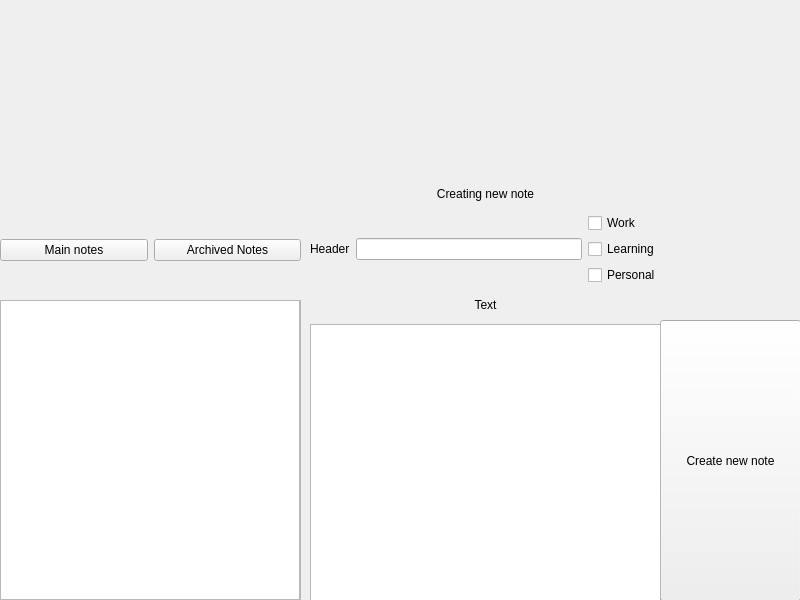
fivard/Laboratory-works-sem1-2020-2021-academic-year, file lab2/mainwindow.ui: the form before one commit.
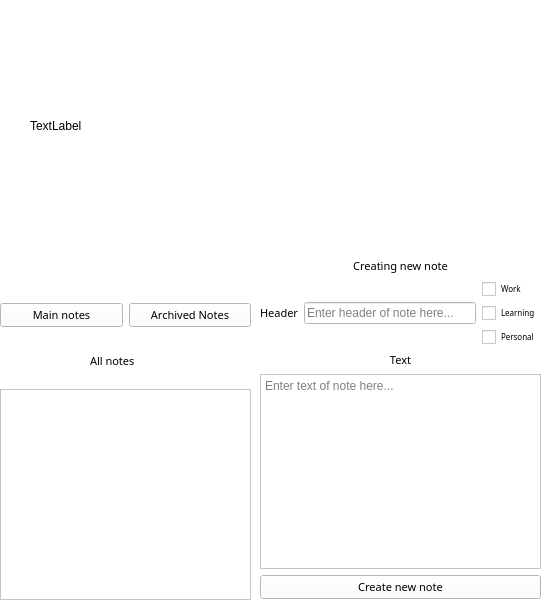
The form after the commit.

Commit message: [ DONE ] added some style, gif

Diff of the .ui file:
```diff
--- a/lab2/mainwindow.ui
+++ b/lab2/mainwindow.ui
@@ -6,34 +6,37 @@
    <rect>
     <x>0</x>
     <y>0</y>
-    <width>800</width>
+    <width>549</width>
     <height>600</height>
    </rect>
   </property>
+  <property name="minimumSize">
+   <size>
+    <width>549</width>
+    <height>600</height>
+   </size>
+  </property>
+  <property name="maximumSize">
+   <size>
+    <width>549</width>
+    <height>600</height>
+   </size>
+  </property>
   <property name="windowTitle">
    <string>MainWindow</string>
   </property>
+  <property name="styleSheet">
+   <string notr="true">
+background-color: rgb(255, 255, 255);</string>
+  </property>
   <widget class="QWidget" name="centralwidget">
-   <widget class="QPushButton" name="pushButton">
-    <property name="geometry">
-     <rect>
-      <x>660</x>
-      <y>320</y>
-      <width>141</width>
-      <height>281</height>
-     </rect>
-    </property>
-    <property name="text">
-     <string>Create new note</string>
-    </property>
-   </widget>
    <widget class="QWidget" name="verticalLayoutWidget_3">
     <property name="geometry">
      <rect>
-      <x>310</x>
-      <y>180</y>
-      <width>351</width>
-      <height>444</height>
+      <x>260</x>
+      <y>258</y>
+      <width>281</width>
+      <height>341</height>
      </rect>
     </property>
     <layout class="QVBoxLayout" name="verticalLayout_3">
@@ -44,6 +47,12 @@
        </item>
        <item>
         <widget class="QLabel" name="label_3">
+         <property name="font">
+          <font>
+           <family>Perpetua Titling MT</family>
+           <pointsize>8</pointsize>
+          </font>
+         </property>
          <property name="text">
           <string>Creating new note</string>
          </property>
@@ -56,18 +65,34 @@
         <layout class="QHBoxLayout" name="horizontalLayout">
          <item>
           <widget class="QLabel" name="label_2">
+           <property name="font">
+            <font>
+             <family>Perpetua Titling MT</family>
+             <pointsize>8</pointsize>
+            </font>
+           </property>
            <property name="text">
             <string>Header</string>
            </property>
           </widget>
          </item>
          <item>
-          <widget class="QLineEdit" name="newHeader"/>
+          <widget class="QLineEdit" name="newHeader">
+           <property name="placeholderText">
+            <string>Enter header of note here...</string>
+           </property>
+          </widget>
          </item>
          <item>
           <layout class="QVBoxLayout" name="verticalLayout_2">
            <item>
             <widget class="QCheckBox" name="work">
+             <property name="font">
+              <font>
+               <family>Perpetua Titling MT</family>
+               <pointsize>6</pointsize>
+              </font>
+             </property>
              <property name="text">
               <string>Work</string>
              </property>
@@ -75,6 +100,12 @@
            </item>
            <item>
             <widget class="QCheckBox" name="learning">
+             <property name="font">
+              <font>
+               <family>Perpetua Titling MT</family>
+               <pointsize>6</pointsize>
+              </font>
+             </property>
              <property name="text">
               <string>Learning</string>
              </property>
@@ -82,6 +113,12 @@
            </item>
            <item>
             <widget class="QCheckBox" name="personal">
+             <property name="font">
+              <font>
+               <family>Perpetua Titling MT</family>
+               <pointsize>6</pointsize>
+              </font>
+             </property>
              <property name="text">
               <string>Personal</string>
              </property>
@@ -93,6 +130,12 @@
        </item>
        <item>
         <widget class="QLabel" name="label">
+         <property name="font">
+          <font>
+           <family>Perpetua Titling MT</family>
+           <pointsize>8</pointsize>
+          </font>
+         </property>
          <property name="frameShape">
           <enum>QFrame::NoFrame</enum>
          </property>
@@ -115,7 +158,7 @@
          <property name="minimumSize">
           <size>
            <width>0</width>
-           <height>300</height>
+           <height>0</height>
           </size>
          </property>
          <property name="maximumSize">
@@ -124,6 +167,28 @@
            <height>300</height>
           </size>
          </property>
+         <property name="styleSheet">
+          <string notr="true"/>
+         </property>
+         <property name="placeholderText">
+          <string>Enter text of note here...</string>
+         </property>
+        </widget>
+       </item>
+       <item>
+        <widget class="QPushButton" name="pushButton">
+         <property name="font">
+          <font>
+           <family>Perpetua Titling MT</family>
+           <pointsize>8</pointsize>
+          </font>
+         </property>
+         <property name="styleSheet">
+          <string notr="true"/>
+         </property>
+         <property name="text">
+          <string>Create new note</string>
+         </property>
         </widget>
        </item>
       </layout>
@@ -134,41 +199,261 @@
     <property name="geometry">
      <rect>
       <x>0</x>
-      <y>300</y>
-      <width>301</width>
-      <height>300</height>
+      <y>389</y>
+      <width>251</width>
+      <height>211</height>
      </rect>
     </property>
+    <property name="palette">
+     <palette>
+      <active>
+       <colorrole role="Button">
+        <brush brushstyle="SolidPattern">
+         <color alpha="255">
+          <red>85</red>
+          <green>170</green>
+          <blue>255</blue>
+         </color>
+        </brush>
+       </colorrole>
+       <colorrole role="Base">
+        <brush brushstyle="SolidPattern">
+         <color alpha="255">
+          <red>255</red>
+          <green>255</green>
+          <blue>255</blue>
+         </color>
+        </brush>
+       </colorrole>
+       <colorrole role="Window">
+        <brush brushstyle="SolidPattern">
+         <color alpha="255">
+          <red>255</red>
+          <green>255</green>
+          <blue>255</blue>
+         </color>
+        </brush>
+       </colorrole>
+      </active>
+      <inactive>
+       <colorrole role="Button">
+        <brush brushstyle="SolidPattern">
+         <color alpha="255">
+          <red>85</red>
+          <green>170</green>
+          <blue>255</blue>
+         </color>
+        </brush>
+       </colorrole>
+       <colorrole role="Base">
+        <brush brushstyle="SolidPattern">
+         <color alpha="255">
+          <red>255</red>
+          <green>255</green>
+          <blue>255</blue>
+         </color>
+        </brush>
+       </colorrole>
+       <colorrole role="Window">
+        <brush brushstyle="SolidPattern">
+         <color alpha="255">
+          <red>255</red>
+          <green>255</green>
+          <blue>255</blue>
+         </color>
+        </brush>
+       </colorrole>
+      </inactive>
+      <disabled>
+       <colorrole role="Button">
+        <brush brushstyle="SolidPattern">
+         <color alpha="255">
+          <red>85</red>
+          <green>170</green>
+          <blue>255</blue>
+         </color>
+        </brush>
+       </colorrole>
+       <colorrole role="Base">
+        <brush brushstyle="SolidPattern">
+         <color alpha="255">
+          <red>255</red>
+          <green>255</green>
+          <blue>255</blue>
+         </color>
+        </brush>
+       </colorrole>
+       <colorrole role="Window">
+        <brush brushstyle="SolidPattern">
+         <color alpha="255">
+          <red>255</red>
+          <green>255</green>
+          <blue>255</blue>
+         </color>
+        </brush>
+       </colorrole>
+      </disabled>
+     </palette>
+    </property>
+    <property name="font">
+     <font>
+      <family>MV Boli</family>
+      <pointsize>10</pointsize>
+     </font>
+    </property>
+    <property name="cursor" stdset="0">
+     <cursorShape>PointingHandCursor</cursorShape>
+    </property>
    </widget>
    <widget class="QListView" name="listViewArchieve">
     <property name="geometry">
      <rect>
       <x>0</x>
-      <y>300</y>
-      <width>300</width>
-      <height>300</height>
+      <y>389</y>
+      <width>251</width>
+      <height>211</height>
      </rect>
     </property>
+    <property name="font">
+     <font>
+      <family>MV Boli</family>
+      <pointsize>10</pointsize>
+      <weight>50</weight>
+      <bold>false</bold>
+     </font>
+    </property>
+    <property name="cursor" stdset="0">
+     <cursorShape>PointingHandCursor</cursorShape>
+    </property>
+    <property name="layoutDirection">
+     <enum>Qt::LeftToRight</enum>
+    </property>
    </widget>
    <widget class="QWidget" name="horizontalLayoutWidget">
     <property name="geometry">
      <rect>
       <x>0</x>
-      <y>210</y>
-      <width>301</width>
-      <height>80</height>
+      <y>260</y>
+      <width>251</width>
+      <height>111</height>
      </rect>
     </property>
     <layout class="QHBoxLayout" name="horizontalLayout_3">
      <item>
       <widget class="QPushButton" name="pushButtonMainNotes">
+       <property name="palette">
+        <palette>
+         <active>
+          <colorrole role="Button">
+           <brush brushstyle="SolidPattern">
+            <color alpha="255">
+             <red>170</red>
+             <green>255</green>
+             <blue>255</blue>
+            </color>
+           </brush>
+          </colorrole>
+          <colorrole role="Base">
+           <brush brushstyle="SolidPattern">
+            <color alpha="255">
+             <red>255</red>
+             <green>255</green>
+             <blue>255</blue>
+            </color>
+           </brush>
+          </colorrole>
+          <colorrole role="Window">
+           <brush brushstyle="SolidPattern">
+            <color alpha="255">
+             <red>255</red>
+             <green>255</green>
+             <blue>255</blue>
+            </color>
+           </brush>
+          </colorrole>
+         </active>
+         <inactive>
+          <colorrole role="Button">
+           <brush brushstyle="SolidPattern">
+            <color alpha="255">
+             <red>170</red>
+             <green>255</green>
+             <blue>255</blue>
+            </color>
+           </brush>
+          </colorrole>
+          <colorrole role="Base">
+           <brush brushstyle="SolidPattern">
+            <color alpha="255">
+             <red>255</red>
+             <green>255</green>
+             <blue>255</blue>
+            </color>
+           </brush>
+          </colorrole>
+          <colorrole role="Window">
+           <brush brushstyle="SolidPattern">
+            <color alpha="255">
+             <red>255</red>
+             <green>255</green>
+             <blue>255</blue>
+            </color>
+           </brush>
+          </colorrole>
+         </inactive>
+         <disabled>
+          <colorrole role="Button">
+           <brush brushstyle="SolidPattern">
+            <color alpha="255">
+             <red>170</red>
+             <green>255</green>
+             <blue>255</blue>
+            </color>
+           </brush>
+          </colorrole>
+          <colorrole role="Base">
+           <brush brushstyle="SolidPattern">
+            <color alpha="255">
+             <red>255</red>
+             <green>255</green>
+             <blue>255</blue>
+            </color>
+           </brush>
+          </colorrole>
+          <colorrole role="Window">
+           <brush brushstyle="SolidPattern">
+            <color alpha="255">
+             <red>255</red>
+             <green>255</green>
+             <blue>255</blue>
+            </color>
+           </brush>
+          </colorrole>
+         </disabled>
+        </palette>
+       </property>
+       <property name="font">
+        <font>
+         <family>Perpetua Titling MT</family>
+         <pointsize>8</pointsize>
+        </font>
+       </property>
        <property name="text">
         <string>Main notes</string>
        </property>
+       <property name="flat">
+        <bool>false</bool>
+       </property>
       </widget>
      </item>
      <item>
       <widget class="QPushButton" name="pushButtonArchievedNotes">
+       <property name="font">
+        <font>
+         <family>Perpetua Titling MT</family>
+         <pointsize>8</pointsize>
+        </font>
+       </property>
        <property name="text">
         <string>Archived Notes</string>
        </property>
@@ -176,6 +461,44 @@
      </item>
     </layout>
    </widget>
+   <widget class="QLabel" name="labelGif">
+    <property name="geometry">
+     <rect>
+      <x>30</x>
+      <y>0</y>
+      <width>501</width>
+      <height>251</height>
+     </rect>
+    </property>
+    <property name="text">
+     <string>TextLabel</string>
+    </property>
+   </widget>
+   <widget class="QLabel" name="label_5">
+    <property name="geometry">
+     <rect>
+      <x>90</x>
+      <y>350</y>
+      <width>71</width>
+      <height>21</height>
+     </rect>
+    </property>
+    <property name="font">
+     <font>
+      <family>Perpetua Titling MT</family>
+      <pointsize>8</pointsize>
+     </font>
+    </property>
+    <property name="whatsThis">
+     <string>&lt;html&gt;&lt;head/&gt;&lt;body&gt;&lt;p align=&quot;center&quot;&gt;&lt;br/&gt;&lt;/p&gt;&lt;/body&gt;&lt;/html&gt;</string>
+    </property>
+    <property name="autoFillBackground">
+     <bool>false</bool>
+    </property>
+    <property name="text">
+     <string>All notes</string>
+    </property>
+   </widget>
   </widget>
  </widget>
  <resources/>
```
The commit also changes 25 other files.
